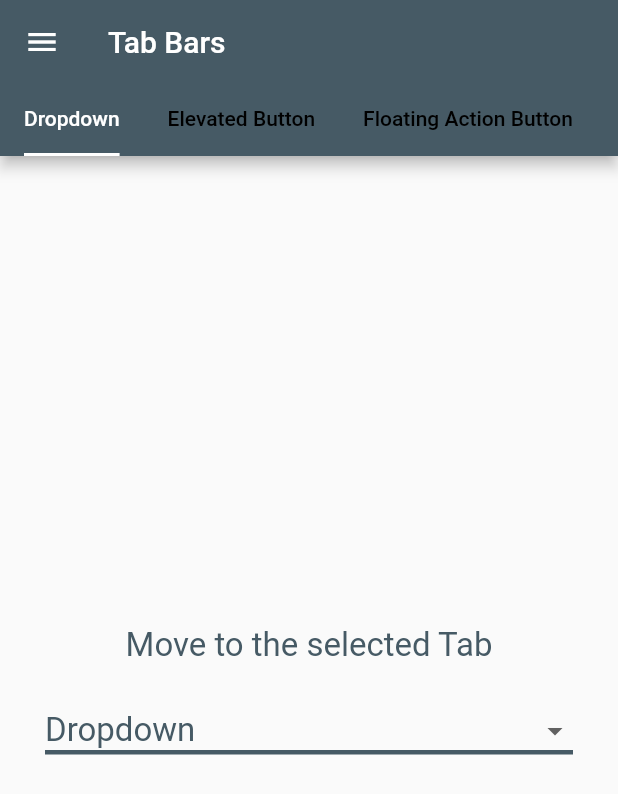
After one commit to TayyabAsghar/MAD-Sem6, a Flutter app: the TabBars screen opened by its route, on a phone screen of 412 x 824 dp. The commit adds this screen. Shown: the top 794 px of the screen. Run offline on Flutter 3.47's test engine with Material 2 defaults, Android fonts, the phone set to English and light mode, and no system bars; our stand-ins replace image_picker; network calls fail.

Commit message:
🚧 WORKING: First screen is ready. now gong to work on the second soon.

```diff
--- a/lib/components/navDrawer.dart
+++ b/lib/components/navDrawer.dart
@@ -214,20 +214,24 @@ class NavDrawer extends StatelessWidget {
           },
         ),
         ListTile(
-          enabled: false,
-          leading: Icon(Icons.help_center),
+          leading: Icon(Icons.horizontal_split),
           title: Text(
-            'Help',
+            'Tab Bars',
             style: TextStyle(
               fontSize: _fontSize,
-              color: _currentRoute == ''
+              color: _currentRoute == '/tab-bar'
                   ? Theme.of(context).primaryColor
                   : Colors.grey[600],
             ),
           ),
           selectedTileColor: Theme.of(context).primaryColor.withOpacity(0.3),
-          selected: _currentRoute == '',
-          onTap: () {},
+          selected: _currentRoute == '/tab-bar',
+          onTap: () {
+            Navigator.pop(context);
+
+            if (_currentRoute != '/tab-bar')
+              Navigator.pushNamed(context, '/tab-bar');
+          },
         ),
         Divider(
           height: 1,
--- a/lib/main.dart
+++ b/lib/main.dart
@@ -1,6 +1,7 @@
 import 'package:flutter/material.dart';
 import 'theme/ui.dart';
 import 'screens/home.dart';
+import 'screens/tabBars.dart';
 import 'screens/picture.dart';
 import 'screens/consumers.dart';
 import 'screens/collection.dart';
@@ -32,6 +33,7 @@ class MyApp extends StatelessWidget {
         '/add-consumers': (context) => AddConsumers(),
         '/picture': (context) => Picture(),
         '/form-validations': (context) => FormValidations(),
+        '/tab-bar': (context) => TabBars(),
       },
     );
   }
--- /dev/null
+++ b/lib/screens/tabBars.dart
@@ -0,0 +1,231 @@
+import 'dart:math';
+import '../theme/ui.dart';
+import 'package:flutter/material.dart';
+import 'package:mobile_app_dev_sem_6/components/navDrawer.dart';
+
+class TabBars extends StatefulWidget {
+  @override
+  _TabBarState createState() => _TabBarState();
+}
+
+class _TabBarState extends State<TabBars> with SingleTickerProviderStateMixin {
+  static const _alignments = [
+    Alignment.center,
+    Alignment.bottomCenter,
+    Alignment.centerLeft,
+    Alignment.topCenter,
+    Alignment.centerRight,
+    Alignment.topLeft,
+    Alignment.bottomLeft,
+    Alignment.topRight,
+    Alignment.bottomRight,
+  ];
+  static const _driveAlignments = [
+    Alignment.center,
+    Alignment.centerRight,
+    Alignment.centerLeft,
+  ];
+
+  static const items = [
+    'Dropdown',
+    'Elevated Button',
+    'Floating Action Button',
+    'Icon Button',
+    'Pop-up Button'
+  ];
+
+  final random = Random();
+  TabController _tabController;
+  int _index = 0;
+  int _drive = 0;
+  bool changeSize = true;
+  String dropdownController = items[0];
+  String popupController = items[4];
+
+  AlignmentGeometry get _alignment => _alignments[_index];
+  AlignmentGeometry get _driveAlignment => _driveAlignments[_drive % 3];
+
+  void setAlignment() {
+    int temp = random.nextInt(20) % _alignments.length;
+
+    do {
+      // To Save from same number appear together
+      if (_index != temp) {
+        _index = temp;
+        break;
+      } else
+        temp = random.nextInt(20) % _alignments.length;
+    } while (true);
+  }
+
+  @override
+  void initState() {
+    super.initState();
+    _tabController = TabController(length: 5, vsync: this);
+  }
+
+  @override
+  void dispose() {
+    _tabController.dispose();
+    super.dispose();
+  }
+
+  @override
+  Widget build(BuildContext context) {
+    return Scaffold(
+      appBar: AppBar(
+        title: Text('Tab Bars'),
+        bottom: TabBar(
+          unselectedLabelColor: Colors.black,
+          indicatorSize: TabBarIndicatorSize.label,
+          isScrollable: true,
+          controller: _tabController,
+          indicatorColor: Colors.white,
+          tabs: [
+            Tab(text: 'Dropdown'),
+            Tab(text: 'Elevated Button'),
+            Tab(text: 'Floating Action Button'),
+            Tab(text: 'Icon Button'),
+            Tab(text: 'Pop-up Button'),
+          ],
+        ),
+      ),
+      drawer: Drawer(
+        child: NavDrawer(),
+      ),
+      body: TabBarView(
+        controller: _tabController,
+        children: [
+          Center(
+            child: Column(
+              mainAxisAlignment: MainAxisAlignment.center,
+              children: [
+                Text('Move to the selected Tab', style: kDropdownItemsStyle),
+                SizedBox(height: 20),
+                Padding(
+                  padding: const EdgeInsets.symmetric(horizontal: 30),
+                  child: DropdownButton(
+                    value: dropdownController,
+                    onChanged: (value) => setState(
+                      () {
+                        dropdownController = value;
+                        _tabController.animateTo(
+                          items.indexOf(value),
+                        );
+                      },
+                    ),
+                    style: kDropdownItemsStyle,
+                    isExpanded: true,
+                    items: items
+                        .map(
+                          (val) => DropdownMenuItem(
+                            child: Text(val),
+                            value: val,
+                          ),
+                        )
+                        .toList(),
+                    underline: Container(
+                      height: 3,
+                      color: Theme.of(context).primaryColor,
+                    ),
+                  ),
+                ),
+              ],
+            ),
+          ),
+          Center(
+            child: AnimatedAlign(
+              alignment: _alignment,
+              curve: Curves.easeInOutBack,
+              duration: const Duration(seconds: 2),
+              child: ElevatedButton(
+                style: ButtonStyle(
+                  elevation: MaterialStateProperty.all(10),
+                ),
+                child: Padding(
+                  padding: const EdgeInsets.all(8.0),
+                  child: Text('PRESS ME'),
+                ),
+                onPressed: () => setState(() => setAlignment()),
+              ),
+            ),
+          ),
+          Center(
+            child: AnimatedContainer(
+              width: changeSize ? 80 : 250,
+              height: changeSize ? 80 : 250,
+              curve: Curves.fastOutSlowIn,
+              duration: const Duration(milliseconds: 1500),
+              child: FloatingActionButton(
+                elevation: 10,
+                child: Padding(
+                  padding: const EdgeInsets.all(8.0),
+                  child: Icon(
+                    Icons.add,
+                    size: changeSize ? 40 : 120,
+                  ),
+                ),
+                onPressed: () => setState(() => changeSize = !changeSize),
+              ),
+            ),
+          ),
+          Center(
+            child: AnimatedAlign(
+              alignment: _driveAlignment,
+              curve: Curves.easeInOutBack,
+              duration: const Duration(seconds: 2),
+              child: IconButton(
+                splashRadius: 1,
+                color: Theme.of(context).primaryColor,
+                iconSize: 60,
+                icon: Icon(Icons.local_shipping),
+                onPressed: () => setState(() => _drive++),
+              ),
+              onEnd: () {
+                if (_drive % 3 != 0) setState(() => _drive++);
+              },
+            ),
+          ),
+          Center(
+            child: Column(
+              mainAxisAlignment: MainAxisAlignment.center,
+              children: [
+                Text('Move to the selected Tab', style: kDropdownItemsStyle),
+                SizedBox(height: 20),
+                Padding(
+                  padding: const EdgeInsets.symmetric(horizontal: 30),
+                  child: PopupMenuButton(
+                    initialValue: popupController,
+                    icon: Icon(
+                      Icons.tab,
+                      color: Theme.of(context).primaryColor,
+                    ),
+                    iconSize: 40,
+                    onSelected: (value) => setState(
+                      () {
+                        popupController = value;
+                        _tabController.animateTo(
+                          items.indexOf(value),
+                        );
+                      },
+                    ),
+                    itemBuilder: (context) => items
+                        .map(
+                          (val) => PopupMenuItem(
+                            child: Text(val),
+                            value: val,
+                          ),
+                        )
+                        .toList(),
+                    offset: Offset(-100, 200),
+                    elevation: 32,
+                  ),
+                ),
+              ],
+            ),
+          ),
+        ],
+      ),
+    );
+  }
+}
--- a/lib/theme/ui.dart
+++ b/lib/theme/ui.dart
@@ -22,3 +22,13 @@ const kTextFieldStyle = TextStyle(fontSize: 20);
 const klabelStyle = TextStyle(fontSize: 20);
 const kErrorStyle = TextStyle(fontSize: 13);
 const kErrorMessageStyle = TextStyle(color: Colors.red);
+
+// Tab Bar Styling
+
+final Icon kDrawerHeaderIcon = Icon(
+  Icons.visibility,
+  color: Colors.cyan[700],
+  size: 30,
+);
+const kDropdownItemsStyle = TextStyle(fontSize: 22, color: primaryColor);
+const kCheckboxListTileStyle = TextStyle(fontSize: 20);
```
